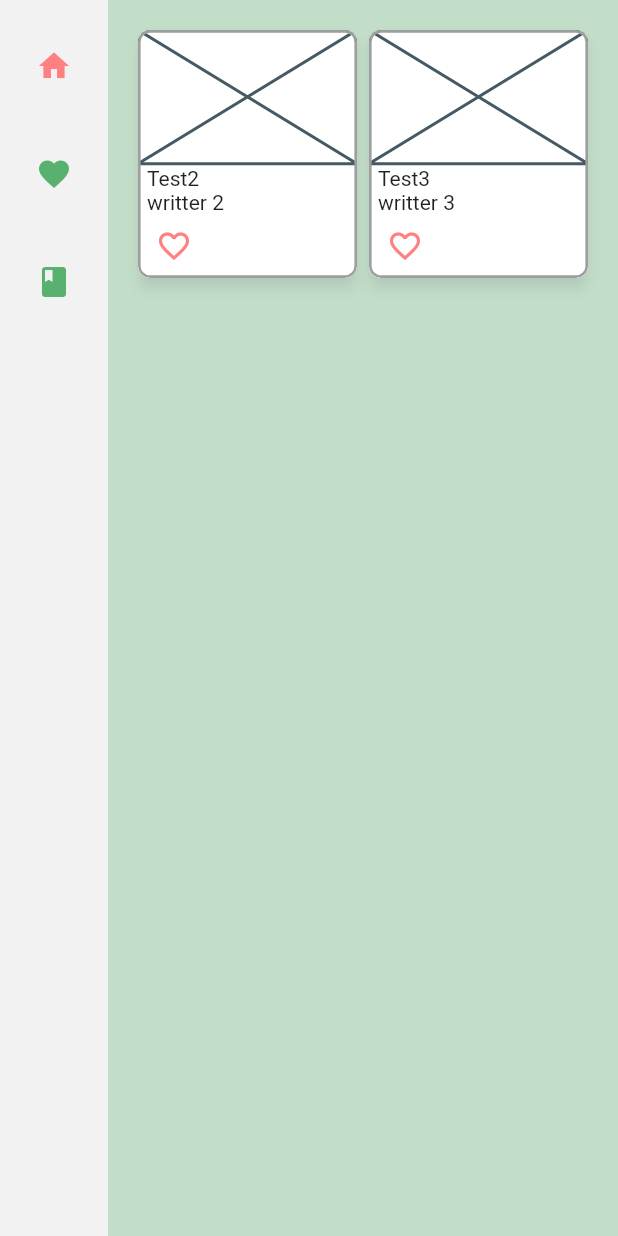
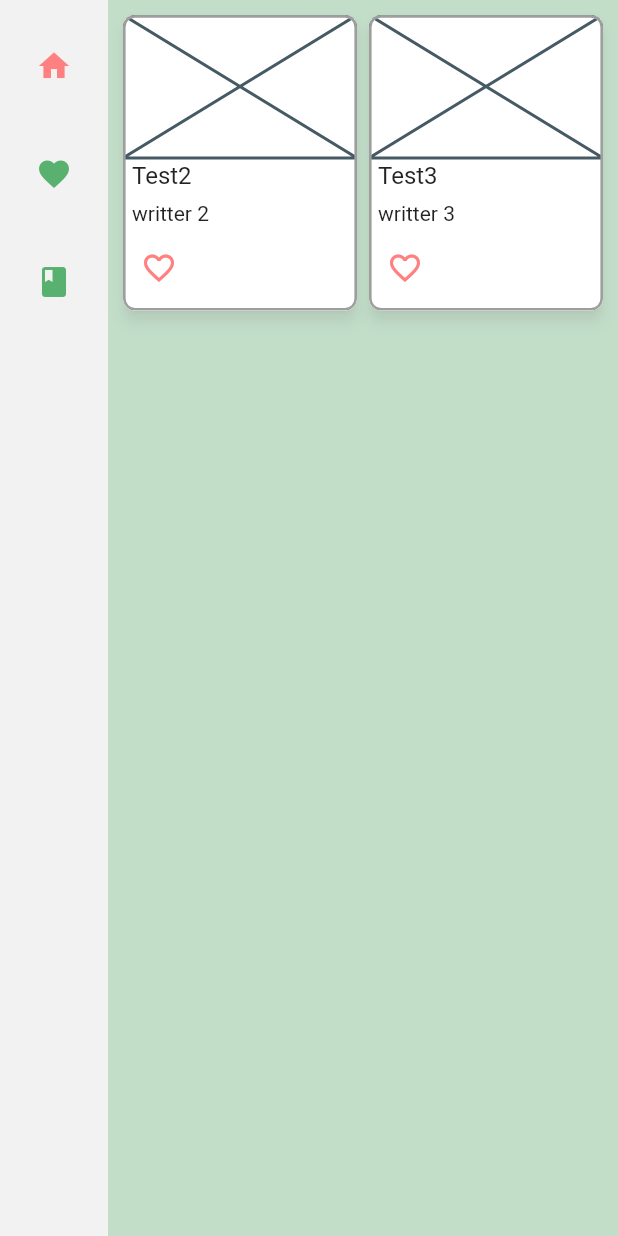
Before and after one commit to valexand-ulb/codex-woltiensis, a Flutter app: the screen it shows after launch, on a phone screen of 412 x 824 dp. Run offline on Flutter 3.47's test engine with Material 2 defaults, Android fonts, the phone set to English and light mode, and no system bars; our stand-ins replace sqflite; accounts and stored records are empty.

Commit message:
- light ui tweak for better visibility on small screen

```diff
--- a/lib/main.dart
+++ b/lib/main.dart
@@ -34,10 +34,7 @@ Future<void> main() async {
   );
 
   await ls.setLists();
-
-
   runApp(const MyApp());
-
 }
 
 class MyApp extends StatelessWidget {
--- a/lib/view/cards_page.dart
+++ b/lib/view/cards_page.dart
@@ -25,8 +25,8 @@ class CardsPage extends StatelessWidget {
     return Scaffold(
       body: GridView.count(
         crossAxisCount: 2,
-        padding: const EdgeInsets.all(16.0),
-        childAspectRatio: 8.0 / 9.0,
+        padding: const EdgeInsets.all(6.0),
+        childAspectRatio: 8.0 / 10.0,
         children: _buildGridCards(ListedSong.instance.songs.length),
       ),
     );
--- a/lib/view/liked_page.dart
+++ b/lib/view/liked_page.dart
@@ -24,8 +24,8 @@ class LikedPage extends StatelessWidget {
     return Scaffold(
       body: GridView.count(
         crossAxisCount: 2,
-        padding: const EdgeInsets.all(16.0),
-        childAspectRatio: 8.0 / 9.0,
+        padding: const EdgeInsets.all(6.0),
+        childAspectRatio: 8.0 / 10.0,
         children: _buildGridCards(ListedSong.instance.likedSongs.length),
       ),
     );
--- a/lib/view/song_card.dart
+++ b/lib/view/song_card.dart
@@ -44,12 +44,13 @@ class _SongCardState extends State<SongCard> {
                 child: Placeholder(), // TODO : images
               ),
               Padding(
-                padding: const EdgeInsets.fromLTRB(6.0, 2.0, 16.0, 0.0),
+                padding: const EdgeInsets.fromLTRB(6.0, 2.0, 28.0, 0.0),
                 child: Column(
                   crossAxisAlignment: CrossAxisAlignment.start,
                   children: <Widget>[
-                    Text(widget.song.title),
-                    Text(widget.song.writer),
+                    Text(widget.song.title, style: Theme.of(context).textTheme.titleMedium),
+                    const SizedBox(height: 8.0),
+                    Text(widget.song.writer, style: Theme.of(context).textTheme.bodyMedium,),
                   ],
                 ),
               ),
```
